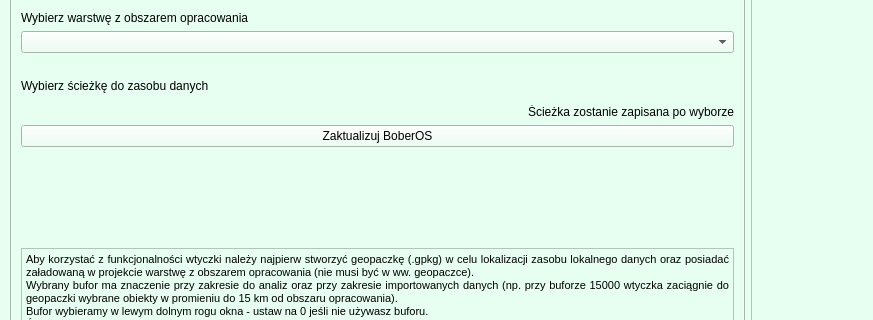
First picture: the form in bober_os_dialog_base.ui, repository pankonduktortoja/BoberOS, before the edit; both pictures show x 0 to 873 and y 99 to 419 of the 1100 by 600 pixel window.
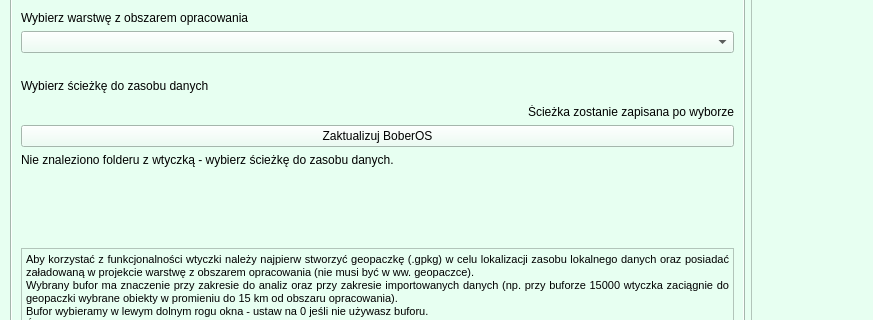
Second picture: the form after the edit. The open tabs and pages were chosen to show the change. Custom widgets are drawn as their Qt base class.

Diff of the .ui file:
```diff
--- a/bober_os_dialog_base.ui
+++ b/bober_os_dialog_base.ui
@@ -257,6 +257,13 @@
             </property>
            </widget>
           </item>
+          <item>
+           <widget class="QLabel" name="label_plugin_date">
+            <property name="text">
+             <string>Nie znaleziono folderu z wtyczką - wybierz ścieżkę do zasobu danych.</string>
+            </property>
+           </widget>
+          </item>
           <item>
            <spacer name="verticalSpacer">
             <property name="orientation">
```
Left out of the diff: 2 changed lines with no effect on the pictures.
